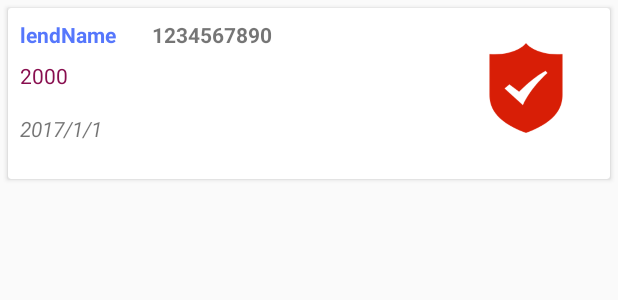
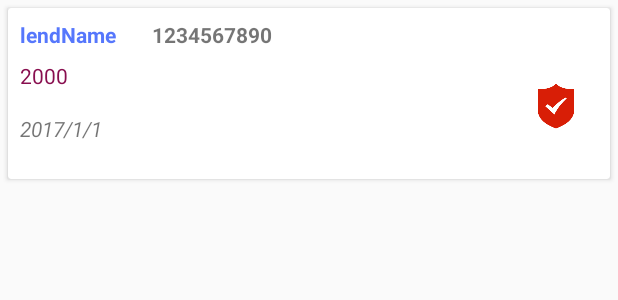
Before and after one commit to youngxhui/MicroLend, an Android app: the layout lend_item.xml on its own in the app's theme, with its tools: preview values and no code run, on a phone screen of 412 x 824 dp. Shown: the top 300 px of the screen. Run offline under Robolectric (Android 15) with nearby library versions, the phone set to English and light mode, and no system bars.

Commit message:
基本完成，没有bug

```diff
--- a/app/src/main/res/layout/lend_item.xml
+++ b/app/src/main/res/layout/lend_item.xml
@@ -63,15 +63,15 @@
 
         <ImageView
             android:id="@+id/imgv_pass_lenditem"
-            android:layout_width="80dp"
-            android:layout_height="80dp"
+            android:layout_width="40dp"
+            android:layout_height="40dp"
+            android:layout_marginBottom="8dp"
+            android:layout_marginRight="16dp"
+            android:layout_marginTop="24dp"
             android:src="@drawable/nopass"
             app:layout_constraintBottom_toBottomOf="parent"
-            android:layout_marginBottom="16dp"
-            android:layout_marginRight="16dp"
             app:layout_constraintRight_toRightOf="parent"
-            app:layout_constraintTop_toTopOf="parent"
-            android:layout_marginTop="8dp" />
+            app:layout_constraintTop_toTopOf="parent" />
 
     </android.support.constraint.ConstraintLayout>
 
--- a/app/src/main/res/layout/nav_header.xml
+++ b/app/src/main/res/layout/nav_header.xml
@@ -2,7 +2,7 @@
 <android.support.constraint.ConstraintLayout xmlns:android="http://schemas.android.com/apk/res/android"
     xmlns:app="http://schemas.android.com/apk/res-auto"
     xmlns:tools="http://schemas.android.com/tools"
-    android:background="@drawable/backgroud"
+    android:background="@color/colorPrimaryDark"
     android:layout_width="match_parent"
     android:layout_height="match_parent">
 
```
